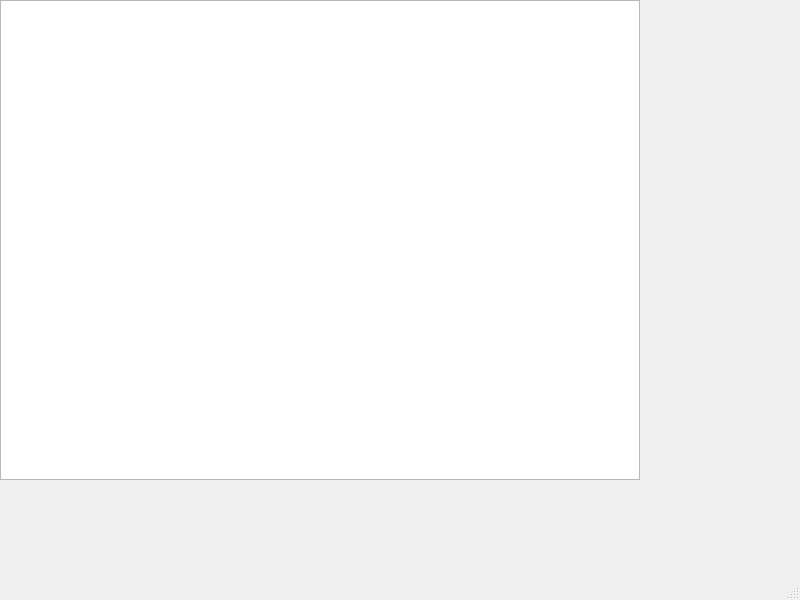
clamgee/python-code, file TMW.ui: the form before one commit.
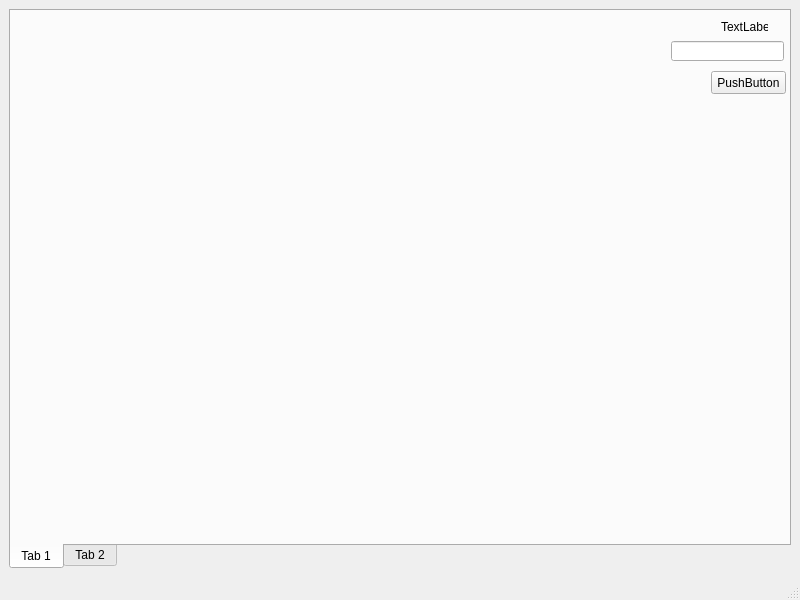
The form after the commit.

Diff of the .ui file:
```diff
--- a/TMW.ui
+++ b/TMW.ui
@@ -14,16 +14,75 @@
    <string>MainWindow</string>
   </property>
   <widget class="QWidget" name="centralwidget">
-   <widget class="QGraphicsView" name="TGV">
-    <property name="geometry">
-     <rect>
-      <x>0</x>
-      <y>0</y>
-      <width>640</width>
-      <height>480</height>
-     </rect>
-    </property>
-   </widget>
+   <layout class="QGridLayout" name="gridLayout">
+    <item row="0" column="0">
+     <widget class="QTabWidget" name="tabWidget">
+      <property name="tabPosition">
+       <enum>QTabWidget::South</enum>
+      </property>
+      <property name="elideMode">
+       <enum>Qt::ElideNone</enum>
+      </property>
+      <widget class="QWidget" name="tab">
+       <attribute name="title">
+        <string>Tab 1</string>
+       </attribute>
+       <widget class="QWidget" name="gridLayoutWidget">
+        <property name="geometry">
+         <rect>
+          <x>0</x>
+          <y>0</y>
+          <width>651</width>
+          <height>511</height>
+         </rect>
+        </property>
+        <layout class="QGridLayout" name="gridLayout_2"/>
+       </widget>
+       <widget class="QLabel" name="label">
+        <property name="geometry">
+         <rect>
+          <x>710</x>
+          <y>10</y>
+          <width>47</width>
+          <height>12</height>
+         </rect>
+        </property>
+        <property name="text">
+         <string>TextLabel</string>
+        </property>
+       </widget>
+       <widget class="QLineEdit" name="lineEdit">
+        <property name="geometry">
+         <rect>
+          <x>660</x>
+          <y>30</y>
+          <width>113</width>
+          <height>20</height>
+         </rect>
+        </property>
+       </widget>
+       <widget class="QPushButton" name="pushButton">
+        <property name="geometry">
+         <rect>
+          <x>700</x>
+          <y>60</y>
+          <width>75</width>
+          <height>23</height>
+         </rect>
+        </property>
+        <property name="text">
+         <string>PushButton</string>
+        </property>
+       </widget>
+      </widget>
+      <widget class="QWidget" name="tab_2">
+       <attribute name="title">
+        <string>Tab 2</string>
+       </attribute>
+      </widget>
+     </widget>
+    </item>
+   </layout>
   </widget>
   <widget class="QMenuBar" name="menubar">
    <property name="geometry">
```
